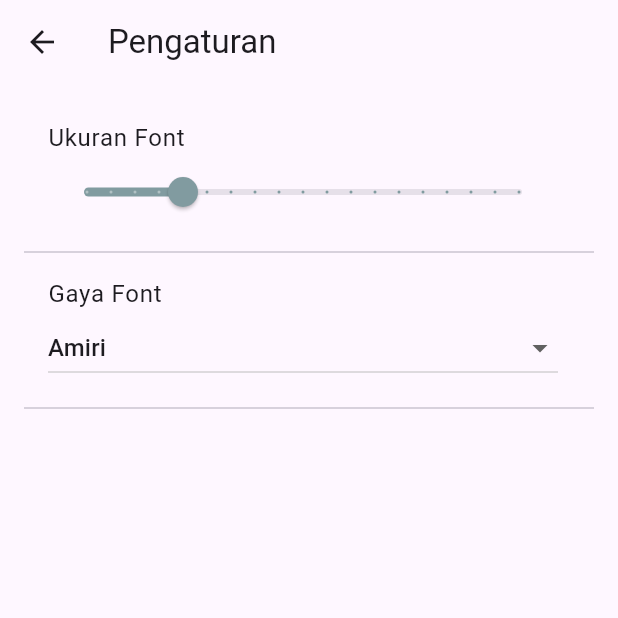
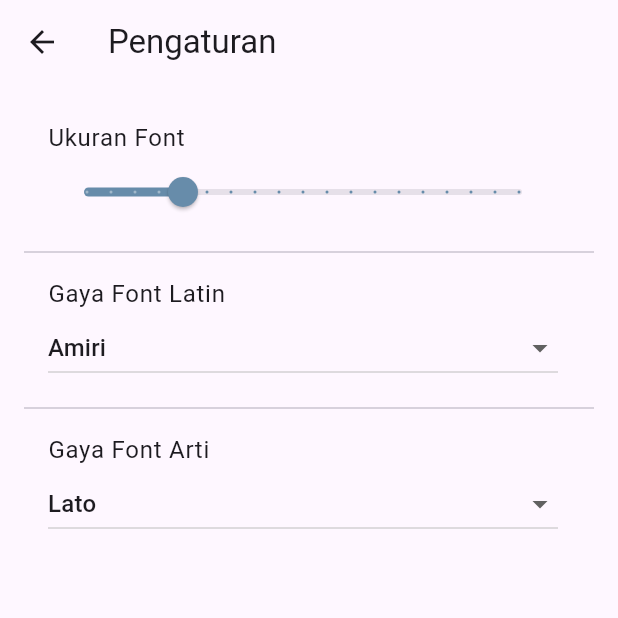
Before and after one commit to heatherbrain/Alquran-mobile-app, a Flutter app: the screen it shows after launch, after a tap on "Pengaturan", on a phone screen of 412 x 824 dp, the top half of it. Run offline on Flutter 3.47's test engine with Material 3 defaults, Android fonts, the phone set to English and light mode, and no system bars; our stand-ins replace flutter_svg, google_fonts, shared_preferences; network calls fail.

```diff
--- a/lib/main.dart
+++ b/lib/main.dart
@@ -1,5 +1,4 @@
 import 'package:alquran_app/screens/dashboard_screen.dart';
-import 'package:alquran_app/screens/surah_screen.dart';
 import 'package:flutter/material.dart';
 
 void main() {
--- a/lib/model/dashboardbutton.dart
+++ b/lib/model/dashboardbutton.dart
@@ -1,4 +1,6 @@
 import 'package:flutter/material.dart';
+import 'package:flutter_svg/flutter_svg.dart';
+
 
 class DashboardButton extends StatelessWidget {
   final String image;
@@ -32,7 +34,7 @@ class DashboardButton extends StatelessWidget {
         child: Column(
           mainAxisAlignment: MainAxisAlignment.center,
           children: [
-            Image.asset(
+            SvgPicture.asset(
               image,
               width: 60,
               height: 60,
--- a/lib/prayers_time_service.dart
+++ b/lib/prayers_time_service.dart
@@ -7,13 +7,13 @@ class PrayerTimesService {
 
   Future<Map<String, String>> getPrayerTimes() async {
     try {
-      print('Making API request to $apiUrl');
+      // print('Making API request to $apiUrl');
       final response = await http.get(Uri.parse(apiUrl));
-      print('API Response: ${response.body}');
+      // print('API Response: ${response.body}');
 
       if (response.statusCode == 200) {
         final data = json.decode(response.body);
-        print('Decoded data: $data');
+        // print('Decoded data: $data');
 
         Map<String, String> prayerTimes = {
           'Fajr': data['data']['timings']['Fajr'],
@@ -23,13 +23,13 @@ class PrayerTimesService {
           'Isha': data['data']['timings']['Isha'],
         };
 
-        print('Prayer Times: $prayerTimes');
+        // print('Prayer Times: $prayerTimes');
         return prayerTimes;
       } else {
         throw Exception('Failed to load prayer times');
       }
     } catch (e) {
-      print('Error: $e');
+      // print('Error: $e');
       throw Exception('Error fetching prayer times');
     }
   }
--- a/lib/screens/dashboard_screen.dart
+++ b/lib/screens/dashboard_screen.dart
@@ -17,12 +17,9 @@ class _DashboardScreenState extends State<DashboardScreen> {
   @override
   void initState() {
     super.initState();
-    print('Initializing PrayerTimesService...');
     prayerTimes = PrayerTimesService().getPrayerTimes();
     prayerTimes.then((data) {
-      print('Received Prayer Times: $data');
     }).catchError((e) {
-      print('Error while fetching prayer times: $e');
     });
   }
 
@@ -63,7 +60,7 @@ class _DashboardScreenState extends State<DashboardScreen> {
                 crossAxisSpacing: 16,
                 children: [
                   DashboardButton(
-                    image: 'assets/images/alqur\'an.png',
+                    image: 'assets/svg/alqur\'an.svg',
                     label: 'Baca Qur\'an',
                     onTap: () {
                       Navigator.push(
@@ -78,7 +75,7 @@ class _DashboardScreenState extends State<DashboardScreen> {
                     },
                   ),
                   DashboardButton(
-                    image: 'assets/images/bookmark.png',
+                    image: 'assets/svg/bookmark.svg',
                     label: 'Terakhir Baca',
                     onTap: () {
                       Navigator.push(
@@ -93,7 +90,7 @@ class _DashboardScreenState extends State<DashboardScreen> {
                     },
                   ),
                   DashboardButton(
-                    image: 'assets/images/search.png',
+                    image: 'assets/svg/search.svg',
                     label: 'Pencarian',
                     onTap: () {
                       Navigator.push(
@@ -108,7 +105,7 @@ class _DashboardScreenState extends State<DashboardScreen> {
                     },
                   ),
                   DashboardButton(
-                    image: 'assets/images/setting.png',
+                    image: 'assets/svg/setting.svg',
                     label: 'Pengaturan',
                     onTap: () {
                       Navigator.push(context, PageRouteBuilder(pageBuilder:
@@ -133,7 +130,7 @@ class _DashboardScreenState extends State<DashboardScreen> {
       children: [
         Text(
           '$currentTime',
-          style: TextStyle(fontSize: 70, color: Colors.white),
+          style: TextStyle(fontSize: 70, color: Colors.white, fontWeight: FontWeight.bold),
         ),
       ],
     );
--- a/lib/screens/pengaturan_screen.dart
+++ b/lib/screens/pengaturan_screen.dart
@@ -8,9 +8,10 @@ class PengaturanScreen extends StatefulWidget {
 
 class _PengaturanScreenState extends State<PengaturanScreen> {
   double fontSize = 16.0;
-  String fontStyle = 'Amiri';
-  double lineSpacing = 1.5;
-  bool isDarkMode = false;
+  String fontStyleLatin = 'Amiri';
+  String fontStyleArti = 'Lato';
+
+  final List<String> fontStyles = ['Amiri', 'Lato'];
 
   @override
   void initState() {
@@ -22,9 +23,12 @@ class _PengaturanScreenState extends State<PengaturanScreen> {
     final prefs = await SharedPreferences.getInstance();
     setState(() {
       fontSize = prefs.getDouble('fontSize') ?? 16.0;
-      fontStyle = prefs.getString('fontStyle') ?? 'Amiri';
-      lineSpacing = prefs.getDouble('lineSpacing') ?? 1.5;
-      isDarkMode = prefs.getBool('isDarkMode') ?? false;
+      fontStyleLatin = fontStyles.contains(prefs.getString('fontStyleLatin'))
+          ? prefs.getString('fontStyleLatin')!
+          : 'Amiri';
+      fontStyleArti = fontStyles.contains(prefs.getString('fontStyleArti'))
+          ? prefs.getString('fontStyleArti')!
+          : 'Lato';
     });
   }
 
@@ -34,8 +38,6 @@ Future<void> saveSettings(String key, dynamic value) async {
       await prefs.setDouble(key, value);
     } else if (value is String) {
       await prefs.setString(key, value);
-  } else if (value is bool) {
-    await prefs.setBool(key, value);
     }
   }
 
@@ -53,7 +55,7 @@ Widget build(BuildContext context) {
               title: Text('Ukuran Font'),
               subtitle: Slider(
                 value: fontSize,
-              activeColor: Color(0xFF819BA0),
+                activeColor: Color.fromARGB(255, 103, 140, 170),
                 min: 12.0,
                 max: 30.0,
                 divisions: 18,
@@ -66,15 +68,13 @@ Widget build(BuildContext context) {
                 },
               ),
             ),
-
             Divider(),
-
             ListTile(
-            title: Text('Gaya Font'),
+              title: Text('Gaya Font Latin'),
               subtitle: DropdownButton<String>(
-              value: fontStyle,
+                value: fontStyles.contains(fontStyleLatin) ? fontStyleLatin : null,
                 isExpanded: true,
-              items: ['Amiri', 'Lato', 'Modern'].map((style) {
+                items: fontStyles.map((style) {
                   return DropdownMenuItem(
                     value: style,
                     child: Text(style),
@@ -82,40 +82,35 @@ Widget build(BuildContext context) {
                 }).toList(),
                 onChanged: (value) {
                   setState(() {
-                  fontStyle = value!;
-                  saveSettings('fontStyle', value);
+                    fontStyleLatin = value!;
+                    saveSettings('fontStyleLatin', value);
                   });
                 },
               ),
             ),
-
             Divider(),
+            ListTile(
+              title: Text('Gaya Font Arti'),
+              subtitle: DropdownButton<String>(
+                value: fontStyles.contains(fontStyleArti) ? fontStyleArti : null,
+                isExpanded: true,
+                items: fontStyles.map((style) {
+                  return DropdownMenuItem(
+                    value: style,
+                    child: Text(style),
+                  );
+                }).toList(),
+                onChanged: (value) {
+                  setState(() {
+                    fontStyleArti = value!;
+                    saveSettings('fontStyleArti', value);
+                  });
+                },
+              ),
+            ),
           ],
         ),
       ),
     );
   }
-
-  Widget buildSliderTile({
-    required String title,
-    required double value,
-    required double min,
-    required double max,
-    required int divisions,
-    required ValueChanged<double> onChanged,
-    required String trailing,
-  }) {
-    return ListTile(
-      title: Text(title),
-      subtitle: Slider(
-        value: value,
-        min: min,
-        max: max,
-        divisions: divisions,
-        label: value.toStringAsFixed(1),
-        onChanged: onChanged,
-      ),
-      trailing: Text(trailing),
-    );
 }
-}
--- a/lib/screens/search_screen.dart
+++ b/lib/screens/search_screen.dart
@@ -58,12 +58,14 @@ class _SearchScreenState extends State<SearchScreen> {
   }
 
   Future<void> navigateToSurahList(Map<String, dynamic> data) async {
-    final surahNumber = data['nomor'] ?? 0; // Gunakan nilai default jika null
+    final surahNumber = data['nomor'] ?? 0;
+    final lastReadAyat = data['lastReadAyat'] ?? 0;
     Navigator.push(
       context,
       MaterialPageRoute(
         builder: (context) => SurahListScreen(
           surahId: surahNumber,
+          lastReadAyat: lastReadAyat,
         ),
       ),
     );
--- a/lib/screens/surah_screen.dart
+++ b/lib/screens/surah_screen.dart
@@ -4,7 +4,6 @@ import 'package:google_fonts/google_fonts.dart';
 import 'package:http/http.dart' as http;
 import 'dart:convert';
 
-import 'surah_detail_screen.dart';
 
 class SurahScreen extends StatefulWidget {
   @override
@@ -134,12 +133,13 @@ class _SurahScreenState extends State<SurahScreen> {
                         onTap: () {
                           final surahId = surah[
                               'nomor'];
-
+                          final lastReadAyat = surah['lastReadAyat'] ?? 0;
                           Navigator.push(
                             context,
                             MaterialPageRoute(
                               builder: (context) => SurahListScreen(
                                 surahId: surahId,
+                                lastReadAyat: lastReadAyat,
                               ),
                             ),
                           );
```
Also changed, not shown: lib/screens/surah_detail_screen.dart (+131 -46 lines), lib/screens/surah_list_screen.dart (+11 -5 lines), lib/screens/terakhir_baca_screen.dart (+67 -15 lines), pubspec.yaml (+5 -4 lines), assets/images/bookmark.png (deleted), assets/images/search.png (deleted), assets/images/setting.png (deleted), pubspec.lock, 4 other files. Lines whose indentation alone changed are shown as unchanged.
